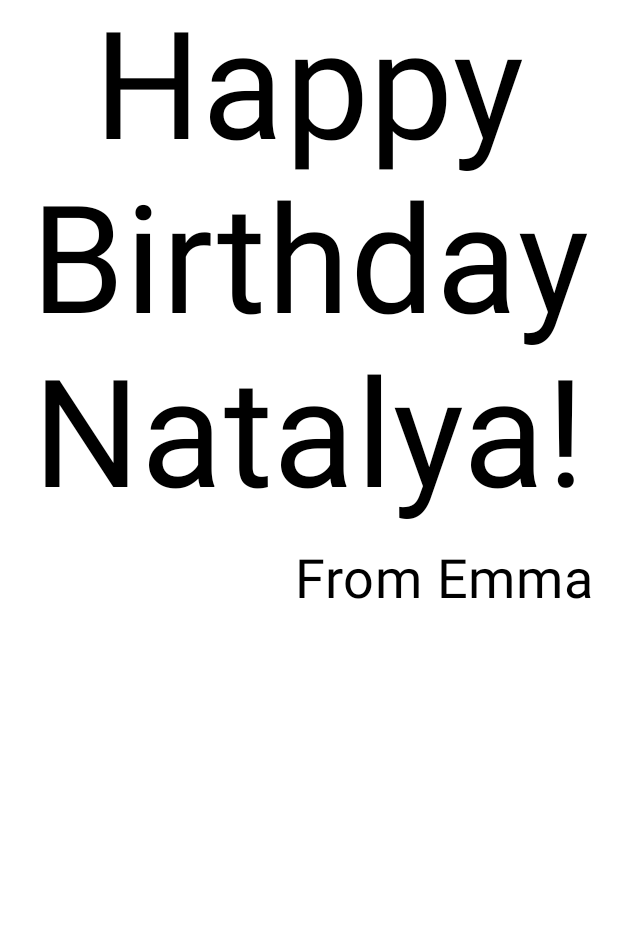
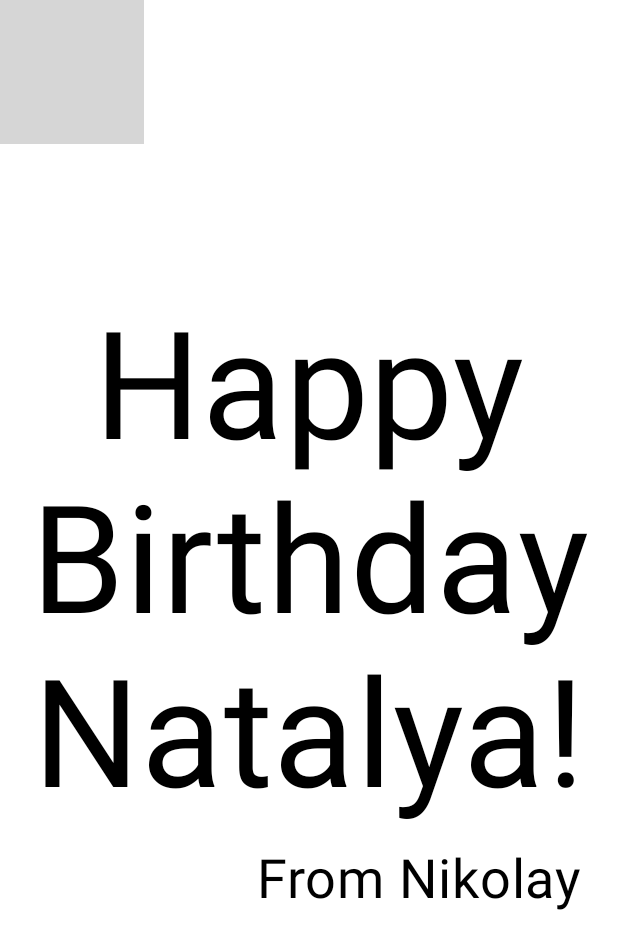
Before and after one commit to kirillov-n/BirthdayCard, an Android app built with Jetpack Compose: the @Preview function BirthdayCardPreview, on a phone screen of 412 x 824 dp. Shown: the top 949 px of the screen. Run offline under Robolectric (Android 15) with nearby library versions, the phone set to English and light mode, and no system bars; grey boxes are pictures that could not be loaded.

Commit message:
feat: add background image

```diff
--- a/app/src/main/java/com/example/birthdaycard/MainActivity.kt
+++ b/app/src/main/java/com/example/birthdaycard/MainActivity.kt
@@ -5,7 +5,9 @@ import android.os.Bundle
 import androidx.activity.ComponentActivity
 import androidx.activity.compose.setContent
 import androidx.activity.enableEdgeToEdge
+import androidx.compose.foundation.Image
 import androidx.compose.foundation.layout.Arrangement
+import androidx.compose.foundation.layout.Box
 import androidx.compose.foundation.layout.Column
 import androidx.compose.foundation.layout.fillMaxSize
 import androidx.compose.foundation.layout.padding
@@ -15,6 +17,9 @@ import androidx.compose.material3.Text
 import androidx.compose.runtime.Composable
 import androidx.compose.ui.Alignment
 import androidx.compose.ui.Modifier
+import androidx.compose.ui.layout.ContentScale
+import androidx.compose.ui.res.painterResource
+import androidx.compose.ui.res.stringResource
 import androidx.compose.ui.text.font.FontFamily
 import androidx.compose.ui.text.style.TextAlign
 import androidx.compose.ui.tooling.preview.Preview
@@ -33,10 +38,9 @@ class MainActivity : ComponentActivity() {
                     modifier = Modifier.fillMaxSize(),
                     color = MaterialTheme.colorScheme.background
                 ){
-                    GreetingText(
-                        message = "Happy Birthday Natalya!",
-                        from = "From Nikolay",
-                        modifier = Modifier.padding(8.dp)
+                    GreetingImage(
+                        message = stringResource(R.string.happy_birthday_text),
+                        from = stringResource(R.string.signature_text),
                     )
                 }
             }
@@ -70,6 +74,26 @@ fun GreetingText(message: String, from: String, modifier: Modifier = Modifier) {
     }
 }
 
+@Composable
+fun GreetingImage(message: String, from: String, modifier: Modifier = Modifier) {
+    val image = painterResource(R.drawable.androidparty)
+    Box(modifier) {
+        Image(
+            painter = image,
+            contentDescription = null,
+            contentScale = ContentScale.Crop,
+            alpha = 0.5F
+        )
+        GreetingText(
+            message = message,
+            from = from,
+            modifier = Modifier
+                .fillMaxSize()
+                .padding(8.dp)
+        )
+    }
+}
+
 @Preview(
     showBackground = true,
     showSystemUi = true,
@@ -77,6 +101,9 @@ fun GreetingText(message: String, from: String, modifier: Modifier = Modifier) {
 @Composable
 fun BirthdayCardPreview() {
     BirthdayCardTheme {
-        GreetingText(message = "Happy Birthday Natalya!", from = "From Emma")
+        GreetingImage(
+            message = stringResource(R.string.happy_birthday_text),
+            from = stringResource(R.string.signature_text)
+        )
     }
 }
--- a/app/src/main/res/values/strings.xml
+++ b/app/src/main/res/values/strings.xml
@@ -1,3 +1,5 @@
 <resources>
-    <string name="app_name">BirthdayCard</string>
+    <string name="app_name">Birthday Card</string>
+    <string name="happy_birthday_text">Happy Birthday Natalya!</string>
+    <string name="signature_text">From Nikolay</string>
 </resources>
```
Also changed, not shown: 1 other file.
